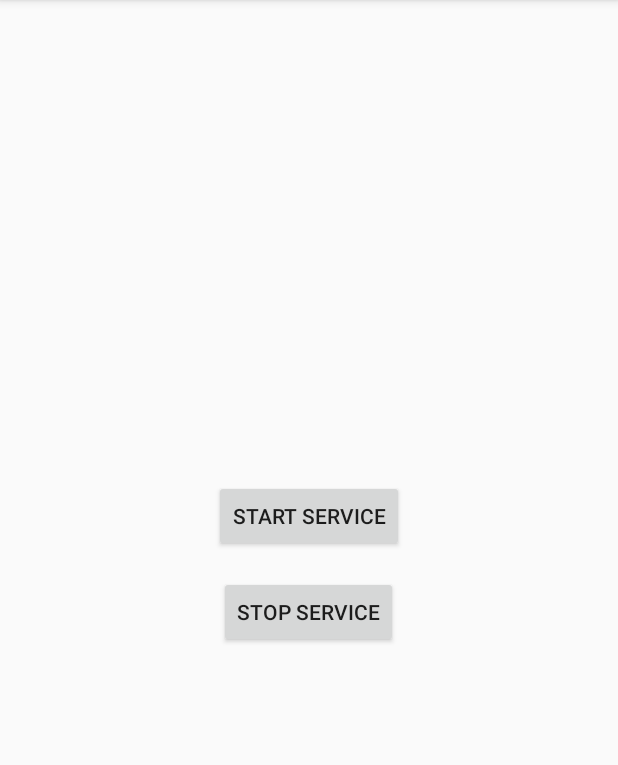
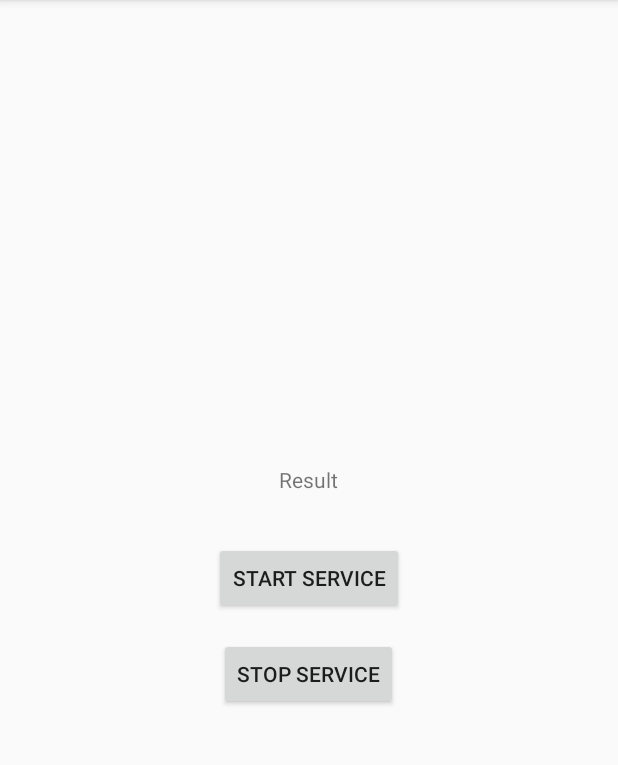
Before and after one commit to devendroid/RepeatJobInBackground, an Android app: the screen it shows after launch (MainActivity), after a tap on "START SERVICE", on a phone screen of 412 x 824 dp, the part 84-849 px from its top. Run offline under Robolectric (Android 15) with nearby library versions, the phone set to English and light mode, and no system bars; our stand-ins replace RxJava.

Commit message:
implement rx programing

```diff
--- a/app/src/main/java/com/devs/repeatjobinbackground/MainActivity.kt
+++ b/app/src/main/java/com/devs/repeatjobinbackground/MainActivity.kt
@@ -1,16 +1,30 @@
 package com.devs.repeatjobinbackground
 
+import android.app.Activity
 import androidx.appcompat.app.AppCompatActivity
 import android.os.Bundle
 import android.content.Intent
+import android.os.Handler
+import android.os.ResultReceiver
+import android.util.Log
 import androidx.core.content.ContextCompat
 import android.view.View
+import io.reactivex.Observable
+import io.reactivex.Observer
+import io.reactivex.android.schedulers.AndroidSchedulers
+import io.reactivex.disposables.Disposable
+import io.reactivex.schedulers.Schedulers
 import kotlinx.android.synthetic.main.activity_main.*
+import java.lang.ref.WeakReference
+import android.icu.lang.UCharacter.GraphemeClusterBreak.T
+
 
 /**
  * Created by Deven on 30/11/19.
  */
 class MainActivity : AppCompatActivity() {
+
+    private val TAG = "MainActivity"
 
     override fun onCreate(savedInstanceState: Bundle?) {
         super.onCreate(savedInstanceState)
@@ -23,12 +37,12 @@ class MainActivity : AppCompatActivity() {
         buttonStopService.setOnClickListener() {
             stopService()
         }
-
     }
 
     fun startService() {
         val serviceIntent = Intent(this, ForegroundService::class.java)
         serviceIntent.putExtra("inputExtra", "Foreground Service Example in Android")
+        serviceIntent.putExtra("reciever", MyResultReceiver(Handler(), this))
         ContextCompat.startForegroundService(this, serviceIntent)
     }
 
@@ -36,4 +50,22 @@ class MainActivity : AppCompatActivity() {
         val serviceIntent = Intent(this, ForegroundService::class.java)
         stopService(serviceIntent)
     }
+
+    class MyResultReceiver(handler: Handler, activity: MainActivity)
+        : ResultReceiver(handler){
+
+        var activityWeekRef: WeakReference<MainActivity>? = null
+
+        init {
+            activityWeekRef = WeakReference(activity)
+        }
+
+        override fun onReceiveResult(resultCode: Int, resultData: Bundle?) {
+            super.onReceiveResult(resultCode, resultData)
+            if (resultCode == Activity.RESULT_OK) {
+                Log.i("MyResultReceiver","===result "+resultData?.getInt("number"))
+                activityWeekRef?.get()?.tv_result?.text = resultData?.getInt("number").toString()
+            }
+        }
+    }
 }
--- a/app/src/main/res/layout/activity_main.xml
+++ b/app/src/main/res/layout/activity_main.xml
@@ -8,6 +8,13 @@
     android:gravity="center"
     android:layout_height="match_parent"
     tools:context=".MainActivity">
+
+    <TextView
+        android:layout_margin="32dp"
+        android:id="@+id/tv_result"
+        android:text="Result"
+        android:layout_width="wrap_content"
+        android:layout_height="wrap_content"/>
 
     <Button
         android:id="@+id/buttonStartService"
```
Also changed, not shown: app/src/main/java/com/devs/repeatjobinbackground/ForegroundService.kt (+62 -16 lines).
